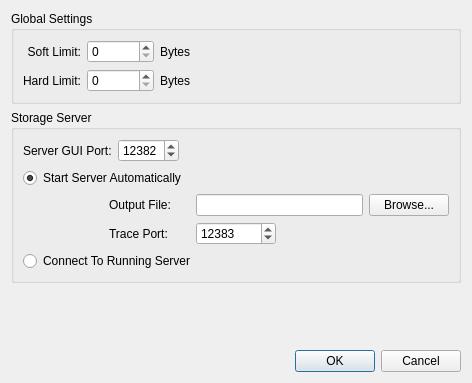
Above: gui/storageview.ui from froglogic/tracetool before the change. Below: the same form after it.
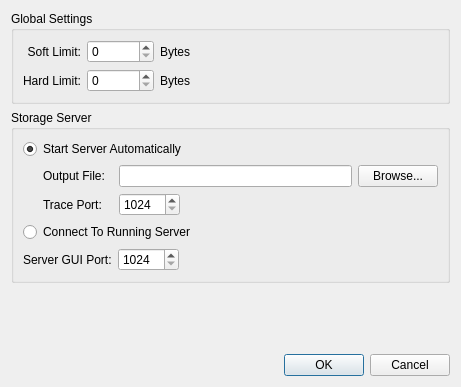
That is the form after the change.

Commit message: Rearranged Storage Settings dialog a bit to make it look better

What changed in the file:
```diff
--- a/gui/storageview.ui
+++ b/gui/storageview.ui
@@ -6,8 +6,8 @@
    <rect>
     <x>0</x>
     <y>0</y>
-    <width>472</width>
-    <height>383</height>
+    <width>461</width>
+    <height>387</height>
    </rect>
   </property>
   <property name="windowTitle">
@@ -103,48 +103,9 @@
       <string>Storage Server</string>
      </property>
      <layout class="QGridLayout" name="gridLayout_3">
-      <item row="0" column="0">
-       <widget class="QLabel" name="label_2">
-        <property name="enabled">
-         <bool>true</bool>
-        </property>
-        <property name="text">
-         <string>Server GUI Port:</string>
-        </property>
-       </widget>
-      </item>
-      <item row="0" column="1">
-       <widget class="QSpinBox" name="serverPort">
-        <property name="enabled">
-         <bool>true</bool>
-        </property>
-        <property name="minimum">
-         <number>1024</number>
-        </property>
-        <property name="maximum">
-         <number>65536</number>
-        </property>
-        <property name="value">
-         <number>12382</number>
-        </property>
-       </widget>
-      </item>
-      <item row="0" column="2">
-       <spacer name="horizontalSpacer_4">
-        <property name="orientation">
-         <enum>Qt::Horizontal</enum>
-        </property>
-        <property name="sizeHint" stdset="0">
-         <size>
-          <width>309</width>
-          <height>20</height>
-         </size>
-        </property>
-       </spacer>
-      </item>
-      <item row="1" column="0" colspan="3">
+      <item row="0" column="0" colspan="3">
        <layout class="QGridLayout" name="gridLayout_2">
-        <item row="0" column="0" colspan="3">
+        <item row="0" column="0" colspan="2">
          <widget class="QRadioButton" name="startServerAutomaticallyButton">
           <property name="text">
            <string>Start Server Automatically</string>
@@ -155,50 +116,70 @@
          </widget>
         </item>
         <item row="1" column="0">
-         <spacer name="horizontalSpacer_3">
-          <property name="orientation">
-           <enum>Qt::Horizontal</enum>
-          </property>
-          <property name="sizeType">
-           <enum>QSizePolicy::Fixed</enum>
-          </property>
-          <property name="sizeHint" stdset="0">
-           <size>
-            <width>13</width>
-            <height>20</height>
-           </size>
-          </property>
-         </spacer>
-        </item>
-        <item row="1" column="1">
          <widget class="QLabel" name="label">
+          <property name="sizePolicy">
+           <sizepolicy hsizetype="Maximum" vsizetype="Preferred">
+            <horstretch>0</horstretch>
+            <verstretch>0</verstretch>
+           </sizepolicy>
+          </property>
           <property name="text">
            <string>Output File:</string>
           </property>
+          <property name="margin">
+           <number>0</number>
+          </property>
+          <property name="indent">
+           <number>20</number>
+          </property>
          </widget>
         </item>
-        <item row="1" column="2" colspan="2">
+        <item row="1" column="1" colspan="2">
          <widget class="QLineEdit" name="traceFileEdit"/>
         </item>
-        <item row="1" column="4">
+        <item row="1" column="3">
          <widget class="QPushButton" name="traceFileBrowseButton">
+          <property name="sizePolicy">
+           <sizepolicy hsizetype="Maximum" vsizetype="Fixed">
+            <horstretch>0</horstretch>
+            <verstretch>0</verstretch>
+           </sizepolicy>
+          </property>
           <property name="text">
            <string>Browse...</string>
           </property>
          </widget>
         </item>
-        <item row="2" column="1">
+        <item row="2" column="0">
          <widget class="QLabel" name="label_3">
+          <property name="sizePolicy">
+           <sizepolicy hsizetype="Maximum" vsizetype="Preferred">
+            <horstretch>0</horstretch>
+            <verstretch>0</verstretch>
+           </sizepolicy>
+          </property>
           <property name="text">
            <string>Trace Port:</string>
           </property>
+          <property name="margin">
+           <number>0</number>
+          </property>
+          <property name="indent">
+           <number>20</number>
+          </property>
          </widget>
         </item>
-        <item row="2" column="2">
+        <item row="2" column="1">
          <widget class="QSpinBox" name="serverTracePort">
           <property name="enabled">
            <bool>true</bool>
           </property>
+          <property name="sizePolicy">
+           <sizepolicy hsizetype="Maximum" vsizetype="Fixed">
+            <horstretch>0</horstretch>
+            <verstretch>0</verstretch>
+           </sizepolicy>
+          </property>
           <property name="minimum">
            <number>1024</number>
           </property>
@@ -206,11 +187,11 @@
            <number>65536</number>
           </property>
           <property name="value">
-           <number>12383</number>
+           <number>1024</number>
           </property>
          </widget>
         </item>
-        <item row="2" column="3" colspan="2">
+        <item row="2" column="2" colspan="2">
          <spacer name="horizontalSpacer_5">
           <property name="orientation">
            <enum>Qt::Horizontal</enum>
@@ -225,13 +206,52 @@
         </item>
        </layout>
       </item>
-      <item row="2" column="0" colspan="3">
+      <item row="1" column="0" colspan="3">
        <widget class="QRadioButton" name="connectToServerButton">
         <property name="text">
          <string>Connect To Running Server</string>
         </property>
        </widget>
       </item>
+      <item row="3" column="0">
+       <widget class="QLabel" name="label_2">
+        <property name="enabled">
+         <bool>true</bool>
+        </property>
+        <property name="text">
+         <string>Server GUI Port:</string>
+        </property>
+       </widget>
+      </item>
+      <item row="3" column="1">
+       <widget class="QSpinBox" name="serverPort">
+        <property name="enabled">
+         <bool>true</bool>
+        </property>
+        <property name="minimum">
+         <number>1024</number>
+        </property>
+        <property name="maximum">
+         <number>65536</number>
+        </property>
+        <property name="value">
+         <number>1024</number>
+        </property>
+       </widget>
+      </item>
+      <item row="3" column="2">
+       <spacer name="horizontalSpacer_4">
+        <property name="orientation">
+         <enum>Qt::Horizontal</enum>
+        </property>
+        <property name="sizeHint" stdset="0">
+         <size>
+          <width>309</width>
+          <height>20</height>
+         </size>
+        </property>
+       </spacer>
+      </item>
      </layout>
     </widget>
    </item>
```
Left out of the diff: 46 changed lines with no effect on the pictures.
